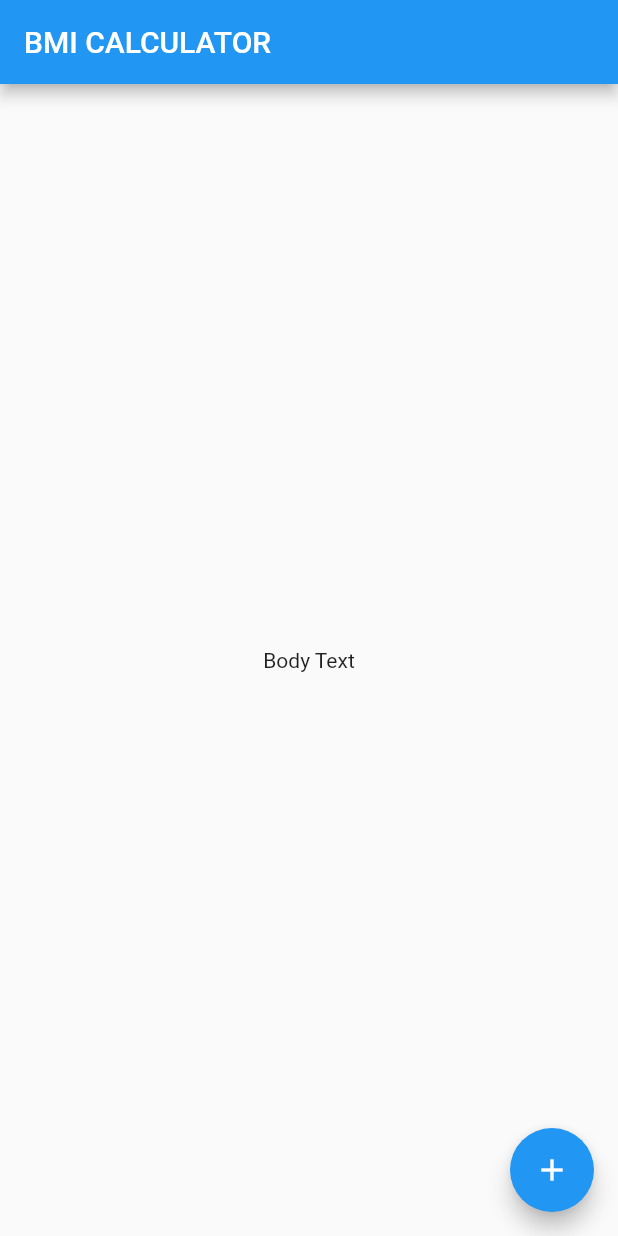
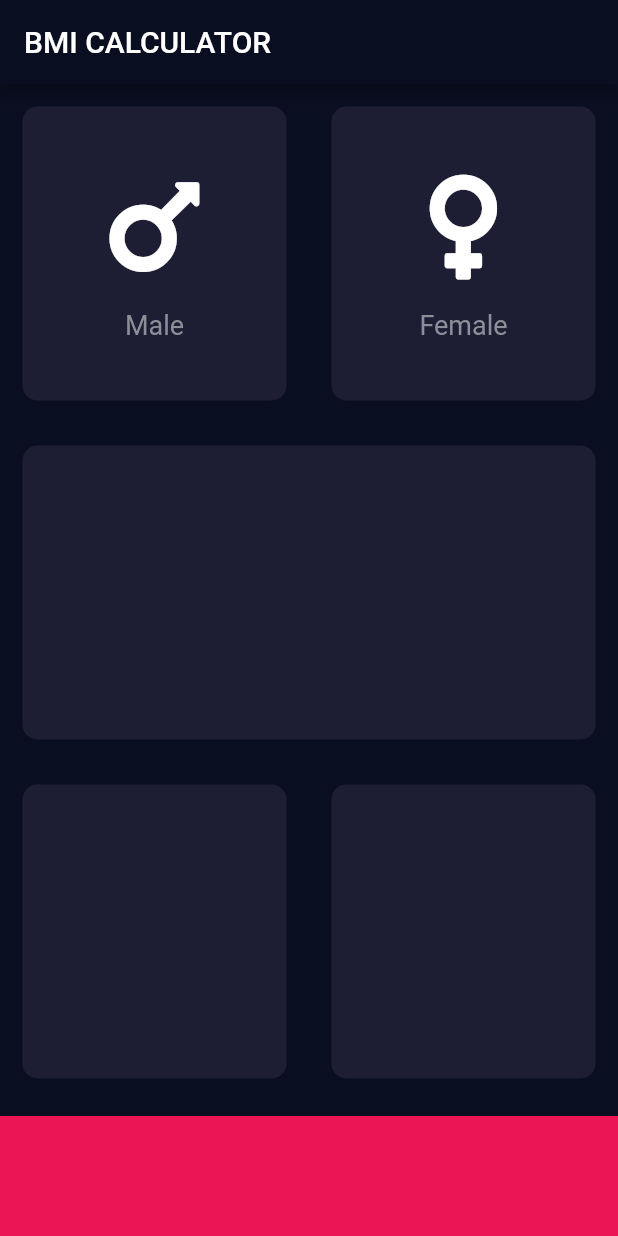
Before and after one commit to leaf76/bmi-calculator-flutter, a Flutter app: the screen it shows after launch, on a phone screen of 412 x 824 dp. Run offline on Flutter 3.47's test engine with Material 2 defaults, Android fonts, the phone set to English and light mode, and no system bars; our stand-ins replace font_awesome_flutter.

Commit message:
make widgets separate class add package with font_awesome package

```diff
--- /dev/null
+++ b/lib/icon_content.dart
@@ -0,0 +1,34 @@
+import 'package:flutter/cupertino.dart';
+import 'package:flutter/material.dart';
+
+const labelTextStyle = TextStyle(
+  fontSize: 18.0,
+  color: Color(0xFF8D8E98),
+);
+
+class IconContent extends StatelessWidget {
+  IconContent({@required this.icon, this.label});
+
+  final IconData icon;
+  final String label;
+
+  @override
+  Widget build(BuildContext context) {
+    return Column(
+      mainAxisAlignment: MainAxisAlignment.center,
+      children: <Widget>[
+        Icon(
+          icon,
+          size: 80.0,
+        ),
+        SizedBox(
+          height: 15.0,
+        ),
+        Text(
+          label,
+          style: labelTextStyle,
+        )
+      ],
+    );
+  }
+}
--- /dev/null
+++ b/lib/input_page.dart
@@ -0,0 +1,81 @@
+import 'package:bmi_calculator/reusable_card.dart';
+import 'package:flutter/cupertino.dart';
+import 'package:flutter/material.dart';
+import 'package:font_awesome_flutter/font_awesome_flutter.dart';
+
+import 'icon_content.dart';
+
+const bottomContainerHeight = 80.0;
+const bottomContainerColor = Color(0xFFEB1555);
+const avatarCardColor = Color(0xFF1D1E33);
+
+class InputPage extends StatefulWidget {
+  @override
+  _InputPageState createState() => _InputPageState();
+}
+
+class _InputPageState extends State<InputPage> {
+  @override
+  Widget build(BuildContext context) {
+    return Scaffold(
+      appBar: AppBar(
+        title: Text('BMI CALCULATOR'),
+      ),
+      body: Column(
+        children: <Widget>[
+          Expanded(
+            child: Row(
+              children: <Widget>[
+                Expanded(
+                  child: ReusableCard(
+                    colorr: avatarCardColor,
+                    cardChild: IconContent(
+                      icon: FontAwesomeIcons.mars,
+                      label: 'Male',
+                    ),
+                  ),
+                ),
+                Expanded(
+                  child: ReusableCard(
+                    colorr: avatarCardColor,
+                    cardChild: IconContent(
+                      icon: FontAwesomeIcons.venus,
+                      label: 'Female',
+                    ),
+                  ),
+                ),
+              ],
+            ),
+          ),
+          Expanded(
+            child: ReusableCard(
+              colorr: avatarCardColor,
+            ),
+          ),
+          Expanded(
+            child: Row(
+              children: <Widget>[
+                Expanded(
+                  child: ReusableCard(
+                    colorr: avatarCardColor,
+                  ),
+                ),
+                Expanded(
+                  child: ReusableCard(
+                    colorr: avatarCardColor,
+                  ),
+                ),
+              ],
+            ),
+          ),
+          Container(
+            color: bottomContainerColor,
+            margin: EdgeInsets.only(top: 10.0),
+            width: double.infinity,
+            height: bottomContainerHeight,
+          )
+        ],
+      ),
+    );
+  }
+}
--- a/lib/main.dart
+++ b/lib/main.dart
@@ -1,3 +1,4 @@
+import 'package:bmi_calculator/input_page.dart';
 import 'package:flutter/material.dart';
 
 void main() => runApp(BMICalculator());
@@ -6,29 +7,11 @@ class BMICalculator extends StatelessWidget {
   @override
   Widget build(BuildContext context) {
     return MaterialApp(
+      theme: ThemeData.dark().copyWith(
+        primaryColor: Color(0xFF0A0E21),
+        scaffoldBackgroundColor: Color(0xFF0A0E21),
+      ),
       home: InputPage(),
     );
   }
 }
-
-class InputPage extends StatefulWidget {
-  @override
-  _InputPageState createState() => _InputPageState();
-}
-
-class _InputPageState extends State<InputPage> {
-  @override
-  Widget build(BuildContext context) {
-    return Scaffold(
-      appBar: AppBar(
-        title: Text('BMI CALCULATOR'),
-      ),
-      body: Center(
-        child: Text('Body Text'),
-      ),
-      floatingActionButton: FloatingActionButton(
-        child: Icon(Icons.add),
-      ),
-    );
-  }
-}
--- /dev/null
+++ b/lib/reusable_card.dart
@@ -0,0 +1,21 @@
+import 'package:flutter/cupertino.dart';
+import 'package:flutter/material.dart';
+
+class ReusableCard extends StatelessWidget {
+  ReusableCard({@required this.colorr, this.cardChild});
+
+  final Color colorr;
+  final Widget cardChild;
+
+  @override
+  Widget build(BuildContext context) {
+    return Container(
+      child: cardChild,
+      margin: EdgeInsets.all(15.0),
+      decoration: BoxDecoration(
+        color: colorr,
+        borderRadius: BorderRadius.circular(10.0),
+      ),
+    );
+  }
+}
--- a/pubspec.yaml
+++ b/pubspec.yaml
@@ -11,6 +11,7 @@ dependencies:
     sdk: flutter
 
   cupertino_icons: ^0.1.2
+  font_awesome_flutter: ^8.8.1
 
 dev_dependencies:
   flutter_test:
```
